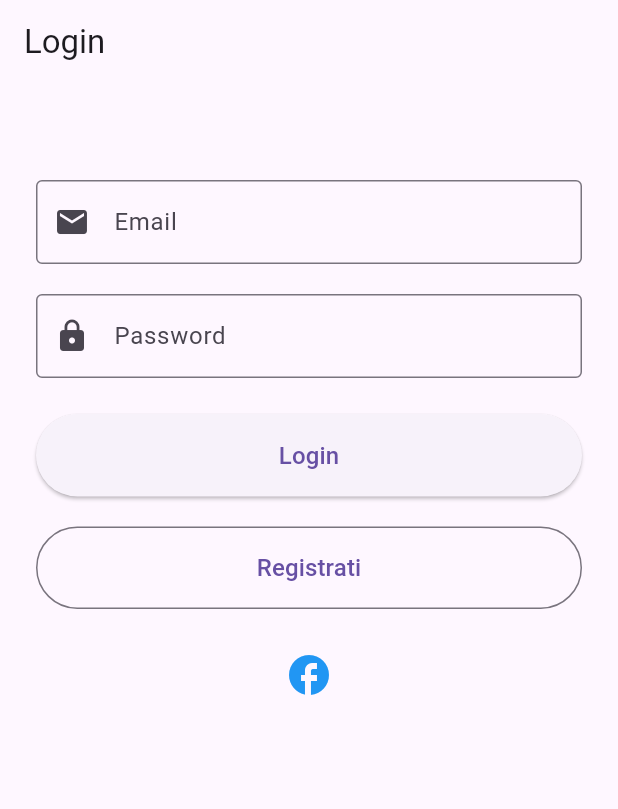
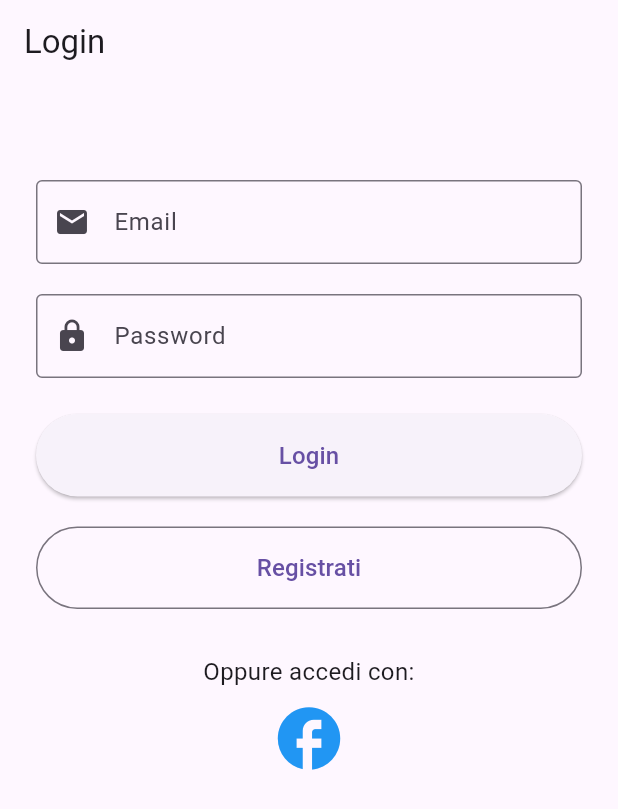
Before and after one commit to fragarray/galleria, a Flutter app: the screen it shows after launch, on a phone screen of 412 x 824 dp. Shown: the top 809 px of the screen. Run offline on Flutter 3.47's test engine with Material 3 defaults, Android fonts, the phone set to English and light mode, and no system bars; our stand-ins replace image_picker, share_plus, supabase_flutter; accounts and stored records are empty.

Commit message:
Enhance login page UI by adding a prompt for social login and adjusting spacing

```diff
--- a/lib/loginPage.dart
+++ b/lib/loginPage.dart
@@ -147,12 +147,17 @@ class _LoginPageState extends State<LoginPage> {
             ),
 
             // ...existing code...
-            const SizedBox(height: 20),
+            const SizedBox(height: 30),
+            Text(
+              'Oppure accedi con:',
+              style: TextStyle(fontSize: 16),
+              textAlign: TextAlign.center,
+            ),
             Row(
               mainAxisAlignment: MainAxisAlignment.center,
               children: [
                 IconButton(
-                  icon: Icon(Icons.facebook, size: 32),
+                  icon: Icon(Icons.facebook, size: 50),
                   onPressed: () => _signInWithProvider('facebook'),
                   //  ? null
                   //  : () => _signInWithProvider('facebook'), // Implement Facebook login logic here
```
